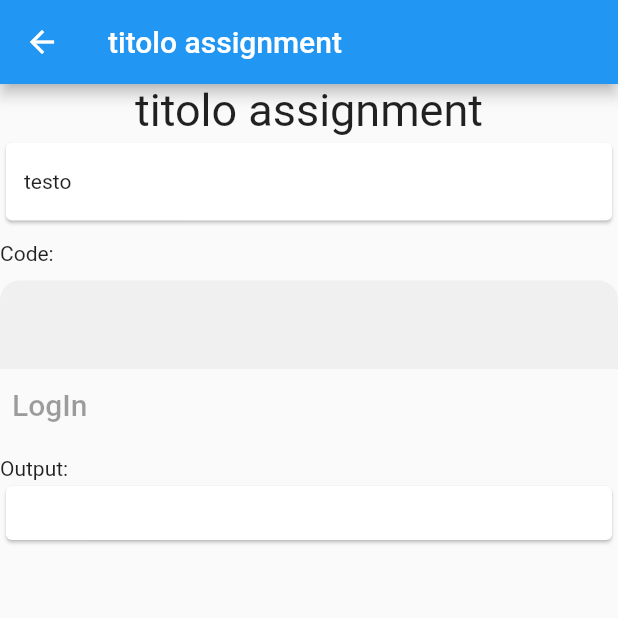
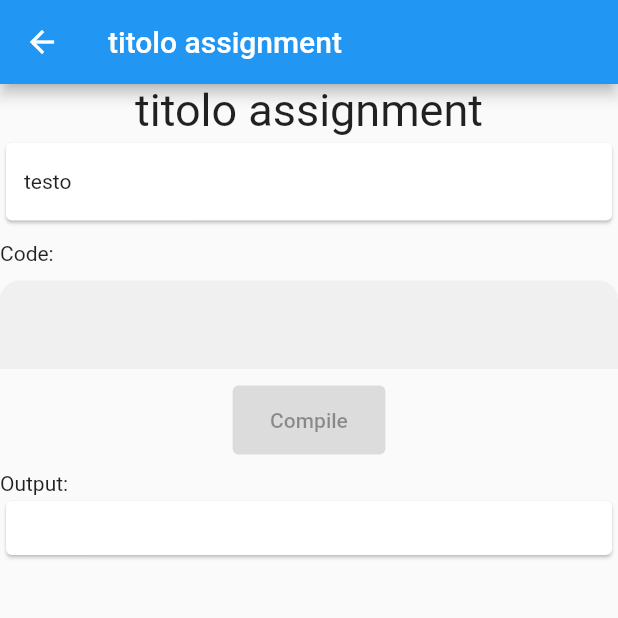
Before and after one commit to BrunoFrancesco97/Software_Architectures, a Flutter app: the AssignmentScreen screen opened directly, on a phone screen of 412 x 824 dp, the top half of it. Run offline on Flutter 3.47's test engine with Material 2 defaults, Android fonts, the phone set to English and light mode, and no system bars; our stand-ins replace url_strategy; missing offline and left inert: adaptive_navigation, path_to_regexp, window_size.

Commit message:
Commit assignment-detais button

```diff
--- a/Task 3/app/lib/src/screens/assignment_details.dart
+++ b/Task 3/app/lib/src/screens/assignment_details.dart
@@ -34,7 +34,7 @@ class _AssignmentScreenState extends State<AssignmentScreen> {
                     mainAxisAlignment: MainAxisAlignment.spaceAround,
                     crossAxisAlignment: CrossAxisAlignment.start,
                     mainAxisSize: MainAxisSize.min,
-                    children: const [
+                    children: <Widget> [
                       Center(
                         child: Text(
                           "titolo assignment",
@@ -97,30 +97,18 @@ class _AssignmentScreenState extends State<AssignmentScreen> {
                           ),*/
                   ),
                     ),
-                    SizedBox(
-                          child: TextButton(
-                              child: Text('LogIn', style: TextStyle(fontSize: 20.0),),
-                         onPressed: null,
+                      SizedBox(height: 10),
+                    Center(
+                     child: ElevatedButton(
+                        style: ElevatedButton.styleFrom(
+                        //foregroundColor: Colors.blueGrey,
+                        backgroundColor: Colors.blue,
+                        padding: const EdgeInsets.symmetric(horizontal: 25, vertical: 15),
+                      )/*.copyWith(elevation: ButtonStyleButton.allOrNull(0.0))*/,
+                      onPressed: null,
+                      child: const Text('Compile'),
+                      ),
                     ),
-                    ),
-                    /*SizedBox(
-                      child: const Card(
-                        child: Padding(
-                          padding: EdgeInsets.symmetric(vertical: 10, horizontal: 10),
-                          //child: Text( ""),
-                            child: ElevatedButton(
-                              style:
-
-
-                              child: const Text('Filled'),
-                            ),
-                            /*TextButton(
-                              child: Text('Compile', style: TextStyle(fontSize: 14.0),),
-                              onPressed:  null,
-                          ),*/
-                        ),
-                      ),
-                    ),*/
                       SizedBox(height: 10),
                       Center(
                         child: SizedBox(
@@ -141,10 +129,9 @@ class _AssignmentScreenState extends State<AssignmentScreen> {
                           ),
                         ),
                       ),
-                ],
+                 ],
               )
             ),
-
         ),
         ),
   );
@@ -168,6 +155,27 @@ class BookDetailsScreen extends StatelessWidget {
         ),
       );
     }
+    final ButtonStyle style =
+    ElevatedButton.styleFrom(textStyle: const TextStyle(fontSize: 20));
+
+    return Center(
+      child: Column(
+        mainAxisSize: MainAxisSize.min,
+        children: <Widget>[
+          ElevatedButton(
+            style: style,
+            onPressed: null,
+            child: const Text('Disabled'),
+          ),
+          const SizedBox(height: 30),
+          ElevatedButton(
+            style: style,
+            onPressed: () {},
+            child: const Text('Enabled'),
+          ),
+        ],
+      ),
+    );
     return Scaffold(
       appBar: AppBar(
         title: Text("titolo assignment"), //<- titolo assignment
@@ -190,6 +198,7 @@ class BookDetailsScreen extends StatelessWidget {
                       children: const [
                         SizedBox(
                           //constraints: const BoxConstraints(maxWidth: 1000),
+
                           width: 500.0,
                           height: 200.0,
                           child: const Card(
```
Also changed, not shown: Task 3/app/lib/src/screens/settings.dart (+7 -4 lines).
